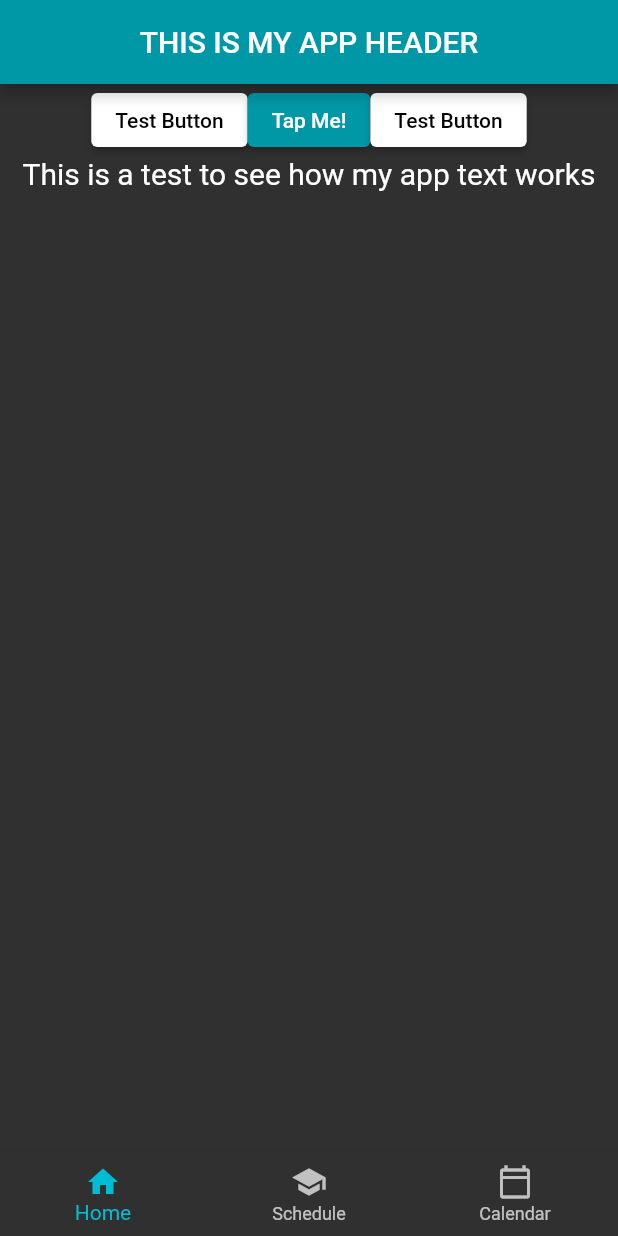
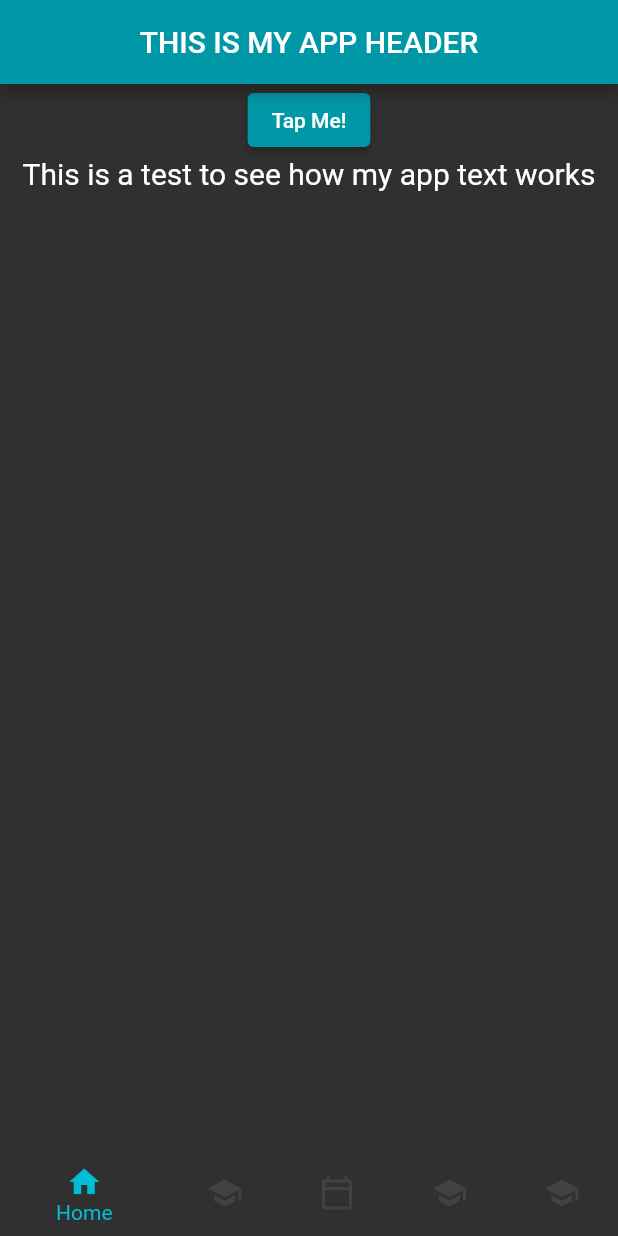
Before and after one commit to leonsilas/BAS-CEN4360C, a Flutter app: the screen it shows after launch, on a phone screen of 412 x 824 dp. Run offline on Flutter 3.47's test engine with Material 2 defaults, Android fonts, the phone set to English and light mode, and no system bars; missing offline and left inert: dart:html.

Commit message:
Module 9 Commit

```diff
--- a/lib/main.dart
+++ b/lib/main.dart
@@ -52,7 +52,7 @@ class _MyAppState extends State<MyApp> {
   @override
   Widget build(BuildContext context) {
     //stuff to use within the materialapp
-    var dummyText = [
+    const dummyText = const [
       "This is a test to see how my app text works",
       "When you tap the button the text changes!",
       "It'll happen every time you click on it~",
@@ -72,36 +72,6 @@ class _MyAppState extends State<MyApp> {
       "What did you think this was going to do?"
     ]; //end of dummyText
 
-    var rateAppText = [
-      {
-        "questionText": "How are you liking the app so far?",
-        "answerText": [
-          {"choice": "It\'s great!", "score": 3},
-          {"choice": "Acceptable.", "score": 2},
-          {"choice": "Could use some work.", "score": 1},
-          {"choice": "What even is this?", "score": 0}
-        ]
-      },
-      {
-        "questionText": "Did you see all the dialogue available?",
-        "answerText": [
-          {"choice": "Yes!", "score": 3},
-          {"choice": "There's more dialogue?", "score": 2},
-          {"choice": "No.", "score": 1},
-          {"choice": "Please seek help.", "score": 0}
-        ]
-      },
-      {
-        "questionText": "I really appreciate the feedback! Thank you!",
-        "answerText": [
-          {"choice": "You're very welcome!", "score": 3},
-          {"choice": "Anything to help the development.", "score": 2},
-          {"choice": "...", "score": 1},
-          {"choice": "Just stop.", "score": 0}
-        ]
-      }
-    ]; //end of rateAppText
-
     //the app itself
     return MaterialApp(
       theme: ThemeData(
@@ -115,23 +85,7 @@ class _MyAppState extends State<MyApp> {
             Row(
               mainAxisAlignment: MainAxisAlignment.center,
               children: [
-                ElevatedButton(
-                    onPressed: () => print("The button works. Hopefully."),
-                    style: ButtonStyle(
-                        backgroundColor:
-                            MaterialStateProperty.all<Color>(Colors.white),
-                        foregroundColor:
-                            MaterialStateProperty.all<Color>(Colors.black)),
-                    child: Text("Test Button")),
-                ScrollButton(_incrementText, _longPressMeme),
-                ElevatedButton(
-                    onPressed: () => print("And this one too?"),
-                    style: ButtonStyle(
-                        backgroundColor:
-                            MaterialStateProperty.all<Color>(Colors.white),
-                        foregroundColor:
-                            MaterialStateProperty.all<Color>(Colors.black)),
-                    child: Text("Test Button")),
+                ScrollButton(_incrementText, _longPressMeme)
               ],
             ),
             Dummy(dummyText[_index]),
@@ -145,11 +99,19 @@ class _MyAppState extends State<MyApp> {
             ),
             BottomNavigationBarItem(
               icon: Icon(Icons.school),
-              label: "Schedule",
+              label: "Tasks",
             ),
             BottomNavigationBarItem(
               icon: Icon(Icons.calendar_today_outlined),
               label: "Calendar",
+            ),
+            BottomNavigationBarItem(
+              icon: Icon(Icons.school),
+              label: "Exams",
+            ),
+            BottomNavigationBarItem(
+              icon: Icon(Icons.school),
+              label: "Schedule",
             ),
           ],
           currentIndex: _screenIndex,
```
Also changed, not shown: lib/constants.dart (added, +11 -0 lines), lib/startup.dart (added, +10 -0 lines), lib/theme.dart (added, +32 -0 lines).
